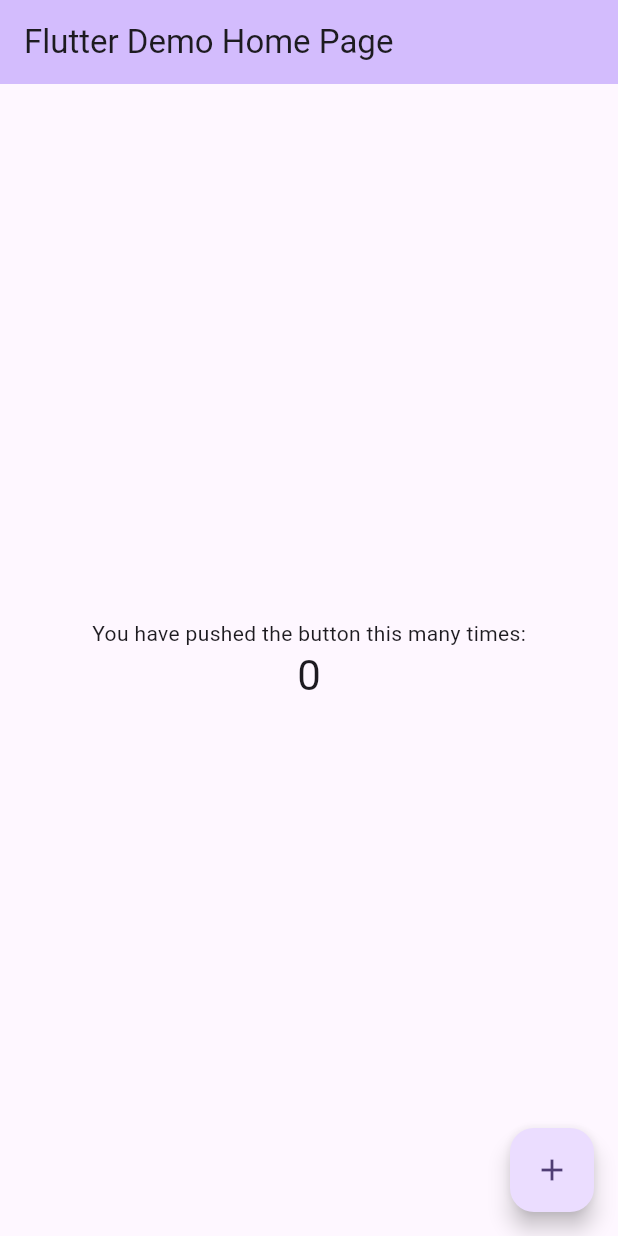
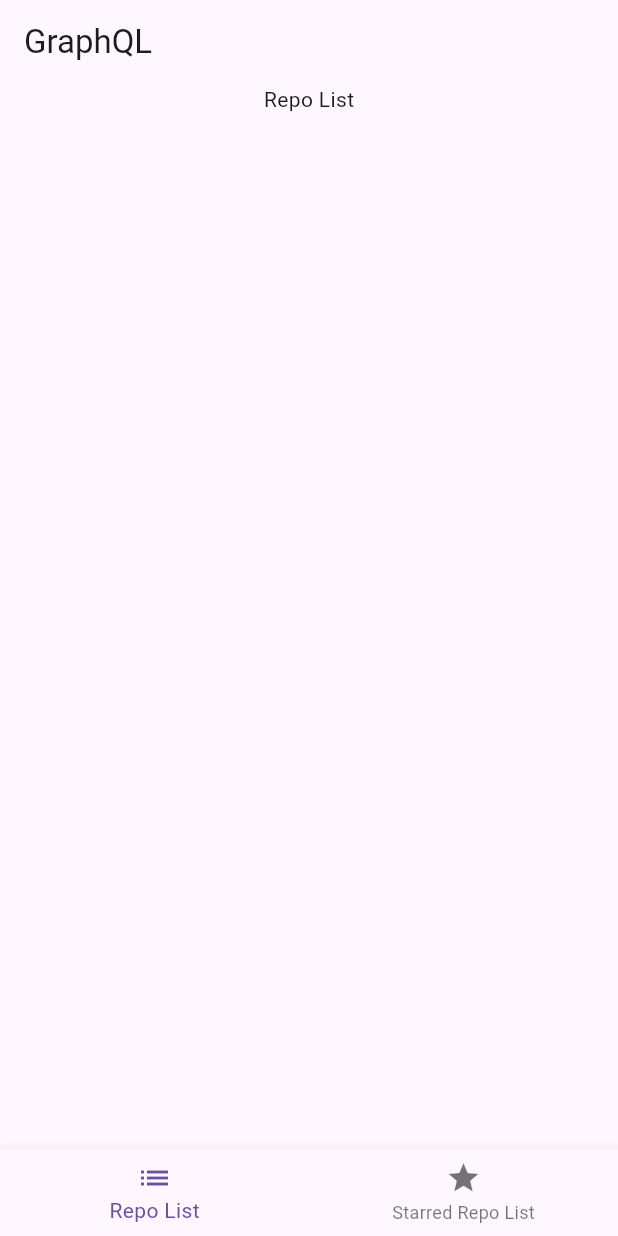
Before and after one commit to dev-tatsuya/flutter_github_client, a Flutter app: the screen it shows after launch, on a phone screen of 412 x 824 dp. Run offline on Flutter 3.47's test engine with Material 3 defaults, Android fonts, the phone set to English and light mode, and no system bars; our stand-ins replace auto_route.

Commit message:
update: Router の追加

```diff
--- /dev/null
+++ b/lib/app_router.dart
@@ -0,0 +1,27 @@
+import 'package:auto_route/auto_route.dart';
+
+import 'package:flutter_github_client/repo_list_page.dart';
+import 'package:flutter_github_client/root_page.dart';
+import 'package:flutter_github_client/starred_repo_list_page.dart';
+
+part 'app_router.gr.dart';
+
+@AutoRouterConfig()
+class AppRouter extends RootStackRouter {
+  @override
+  List<AutoRoute> get routes => [
+        AutoRoute(
+          initial: true,
+          page: RootRoute.page,
+          children: [
+            AutoRoute(
+              initial: true,
+              page: RepoListRoute.page,
+            ),
+            AutoRoute(
+              page: StarredRepoListRoute.page,
+            ),
+          ],
+        ),
+      ];
+}
--- a/lib/main.dart
+++ b/lib/main.dart
@@ -1,52 +1,26 @@
 import 'package:flutter/material.dart';
 
+import 'package:flutter_github_client/app_router.dart';
+
 void main() {
-  runApp(const MyApp());
+  runApp(MyApp());
 }
 
 class MyApp extends StatelessWidget {
-  const MyApp({super.key});
+  MyApp({super.key});
 
-  // This widget is the root of your application.
+  final _appRouter = AppRouter();
+
   @override
   Widget build(BuildContext context) {
-    return MaterialApp(
-      title: 'Flutter Demo',
-      theme: ThemeData(
-        // This is the theme of your application.
-        //
-        // TRY THIS: Try running your application with "flutter run". You'll see
-        // the application has a purple toolbar. Then, without quitting the app,
-        // try changing the seedColor in the colorScheme below to Colors.green
-        // and then invoke "hot reload" (save your changes or press the "hot
-        // reload" button in a Flutter-supported IDE, or press "r" if you used
-        // the command line to start the app).
-        //
-        // Notice that the counter didn't reset back to zero; the application
-        // state is not lost during the reload. To reset the state, use hot
-        // restart instead.
-        //
-        // This works for code too, not just values: Most code changes can be
-        // tested with just a hot reload.
-        colorScheme: ColorScheme.fromSeed(seedColor: Colors.deepPurple),
-        useMaterial3: true,
-      ),
-      home: const MyHomePage(title: 'Flutter Demo Home Page'),
+    return MaterialApp.router(
+      routerConfig: _appRouter.config(),
     );
   }
 }
 
 class MyHomePage extends StatefulWidget {
   const MyHomePage({required this.title, super.key});
-
-  // This widget is the home page of your application. It is stateful, meaning
-  // that it has a State object (defined below) that contains fields that affect
-  // how it looks.
-
-  // This class is the configuration for the state. It holds the values (in this
-  // case the title) provided by the parent (in this case the App widget) and
-  // used by the build method of the State. Fields in a Widget subclass are
-  // always marked "final".
 
   final String title;
 
@@ -59,50 +33,19 @@ class _MyHomePageState extends State<MyHomePage> {
 
   void _incrementCounter() {
     setState(() {
-      // This call to setState tells the Flutter framework that something has
-      // changed in this State, which causes it to rerun the build method below
-      // so that the display can reflect the updated values. If we changed
-      // _counter without calling setState(), then the build method would not be
-      // called again, and so nothing would appear to happen.
       _counter++;
     });
   }
 
   @override
   Widget build(BuildContext context) {
-    // This method is rerun every time setState is called, for instance as done
-    // by the _incrementCounter method above.
-    //
-    // The Flutter framework has been optimized to make rerunning build methods
-    // fast, so that you can just rebuild anything that needs updating rather
-    // than having to individually change instances of widgets.
     return Scaffold(
       appBar: AppBar(
-        // TRY THIS: Try changing the color here to a specific color (to
-        // Colors.amber, perhaps?) and trigger a hot reload to see the AppBar
-        // change color while the other colors stay the same.
         backgroundColor: Theme.of(context).colorScheme.inversePrimary,
-        // Here we take the value from the MyHomePage object that was created by
-        // the App.build method, and use it to set our appbar title.
         title: Text(widget.title),
       ),
       body: Center(
-        // Center is a layout widget. It takes a single child and positions it
-        // in the middle of the parent.
         child: Column(
-          // Column is also a layout widget. It takes a list of children and
-          // arranges them vertically. By default, it sizes itself to fit its
-          // children horizontally, and tries to be as tall as its parent.
-          //
-          // Column has various properties to control how it sizes itself and
-          // how it positions its children. Here we use mainAxisAlignment to
-          // center the children vertically; the main axis here is the vertical
-          // axis because Columns are vertical (the cross axis would be
-          // horizontal).
-          //
-          // TRY THIS: Invoke "debug painting" (choose the "Toggle Debug Paint"
-          // action in the IDE, or press "p" in the console), to see the
-          // wireframe for each widget.
           mainAxisAlignment: MainAxisAlignment.center,
           children: <Widget>[
             const Text(
@@ -119,7 +62,7 @@ class _MyHomePageState extends State<MyHomePage> {
         onPressed: _incrementCounter,
         tooltip: 'Increment',
         child: const Icon(Icons.add),
-      ), // This trailing comma makes auto-formatting nicer for build methods.
+      ),
     );
   }
 }
--- /dev/null
+++ b/lib/repo_list_page.dart
@@ -0,0 +1,16 @@
+import 'package:auto_route/annotations.dart';
+import 'package:flutter/material.dart';
+
+@RoutePage()
+class RepoListPage extends StatelessWidget {
+  const RepoListPage({super.key});
+
+  @override
+  Widget build(BuildContext context) {
+    return const Column(
+      children: [
+        Text('Repo List'),
+      ],
+    );
+  }
+}
--- /dev/null
+++ b/lib/root_page.dart
@@ -0,0 +1,38 @@
+import 'package:auto_route/auto_route.dart';
+import 'package:flutter/material.dart';
+import 'package:flutter_github_client/app_router.dart';
+
+@RoutePage()
+class RootPage extends StatelessWidget {
+  const RootPage({super.key});
+
+  @override
+  Widget build(BuildContext context) {
+    return AutoTabsScaffold(
+      routes: const [
+        RepoListRoute(),
+        StarredRepoListRoute(),
+      ],
+      appBarBuilder: (context, tabsRouter) {
+        // TODO(dev-tatsuya): REST と切り替えられるようにする
+        return AppBar(title: const Text('GraphQL'));
+      },
+      bottomNavigationBuilder: (context, tabsRouter) {
+        return BottomNavigationBar(
+          onTap: tabsRouter.setActiveIndex,
+          currentIndex: tabsRouter.activeIndex,
+          items: const [
+            BottomNavigationBarItem(
+              icon: Icon(Icons.list),
+              label: 'Repo List',
+            ),
+            BottomNavigationBarItem(
+              icon: Icon(Icons.star),
+              label: 'Starred Repo List',
+            ),
+          ],
+        );
+      },
+    );
+  }
+}
--- /dev/null
+++ b/lib/starred_repo_list_page.dart
@@ -0,0 +1,16 @@
+import 'package:auto_route/annotations.dart';
+import 'package:flutter/material.dart';
+
+@RoutePage()
+class StarredRepoListPage extends StatelessWidget {
+  const StarredRepoListPage({super.key});
+
+  @override
+  Widget build(BuildContext context) {
+    return const Column(
+      children: [
+        Text('Starred Repo List'),
+      ],
+    );
+  }
+}
--- a/pubspec.yaml
+++ b/pubspec.yaml
@@ -23,6 +23,7 @@ dependencies:
   riverpod_annotation: 2.3.5
 
 dev_dependencies:
+  auto_route_generator: ^9.0.0
   build_runner: ^2.4.12
   flutter_test:
     sdk: flutter
```
Also changed, not shown: lib/app_router.gr.dart (added), pubspec.lock, 2 other files.
